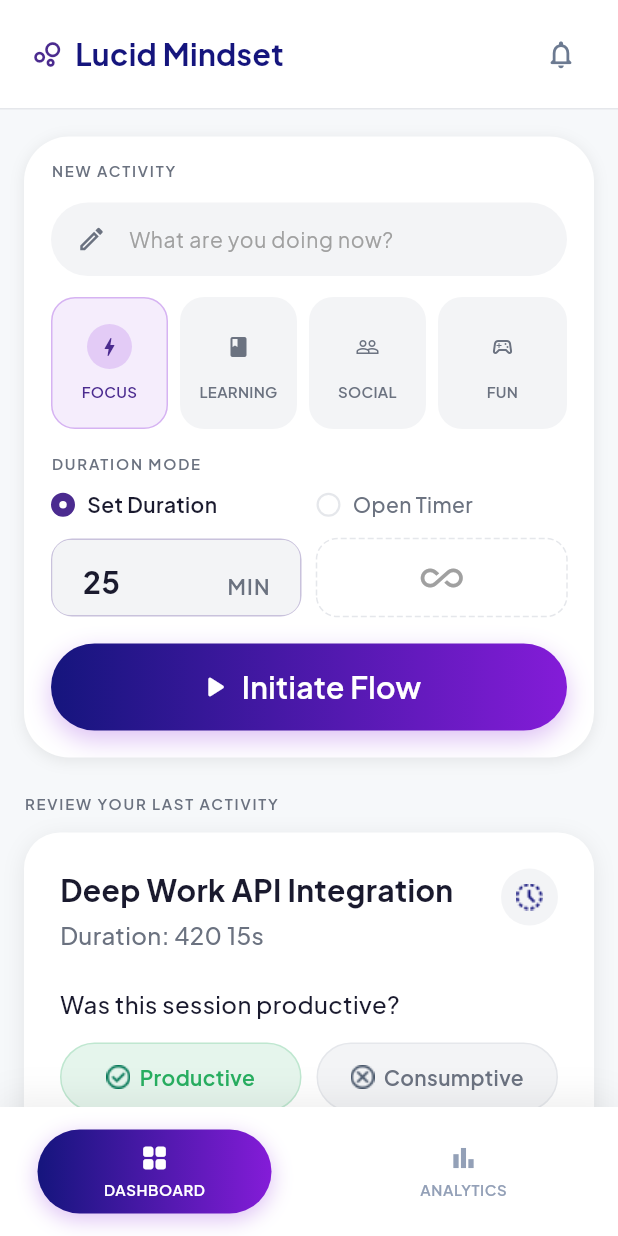
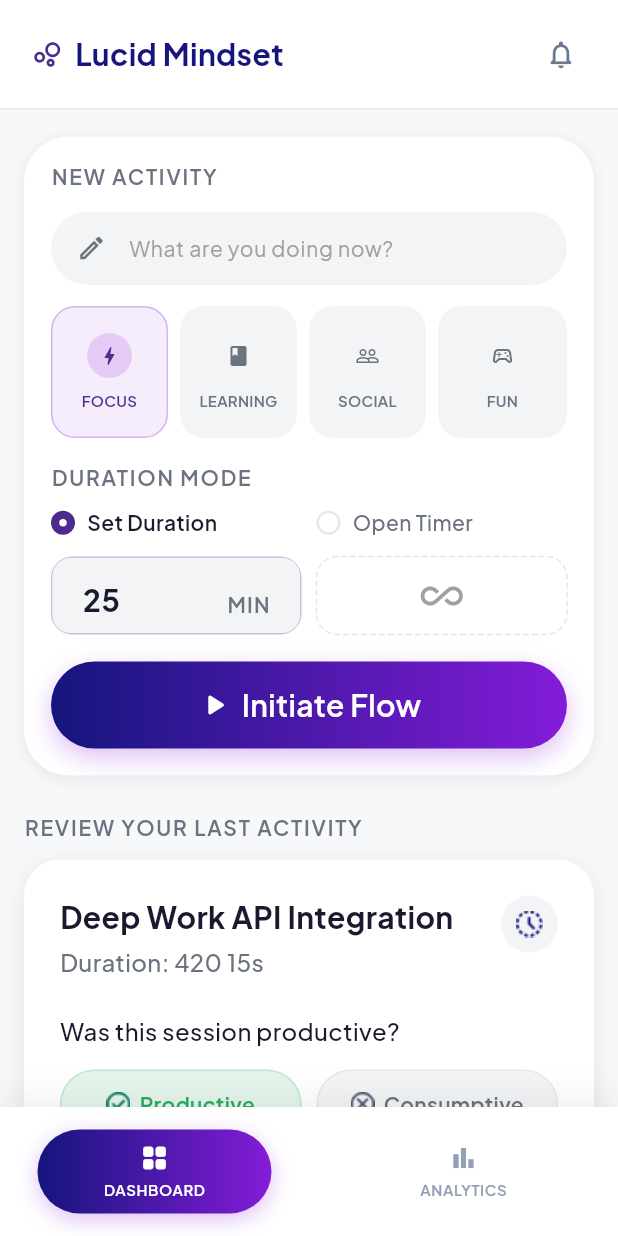
Before and after one commit to lucid-state-project/lucid-state-app, a Flutter app: the screen it shows after launch, after a tap on "Sign In", after a tap on "Continue with Guest", on a phone screen of 412 x 824 dp. Run offline on Flutter 3.47's test engine with Material 3 defaults, Android fonts, the phone set to English and light mode, and no system bars; our stand-ins replace go_router.

Commit message:
feat: clean code

````diff
--- /dev/null
+++ b/lib/core/constants/app_spacing.dart
@@ -0,0 +1,45 @@
+import 'package:flutter/material.dart';
+
+/// Centralized spacing and radius constants for the application.
+///
+/// Used throughout the app for consistent padding, margins, and border radius.
+class AppSpacing {
+  const AppSpacing._();
+
+  // Spacing values
+  static const double xs = 4.0;
+  static const double sm = 8.0;
+  static const double md = 12.0;
+  static const double lg = 16.0;
+  static const double xl = 24.0;
+  static const double xxl = 32.0;
+
+  // Border radius values
+  static const double radiusSm = 8.0;
+  static const double radiusMd = 12.0;
+  static const double radiusLg = 16.0;
+  static const double radiusXl = 24.0;
+  static const double radiusXxl = 32.0;
+
+  // Common edge insets
+  static const EdgeInsets paddingXs = EdgeInsets.all(xs);
+  static const EdgeInsets paddingSm = EdgeInsets.all(sm);
+  static const EdgeInsets paddingMd = EdgeInsets.all(md);
+  static const EdgeInsets paddingLg = EdgeInsets.all(lg);
+  static const EdgeInsets paddingXl = EdgeInsets.all(xl);
+  static const EdgeInsets paddingXxl = EdgeInsets.all(xxl);
+
+  // Horizontal padding
+  static const EdgeInsets paddingHorizontalSm = EdgeInsets.symmetric(horizontal: sm);
+  static const EdgeInsets paddingHorizontalMd = EdgeInsets.symmetric(horizontal: md);
+  static const EdgeInsets paddingHorizontalLg = EdgeInsets.symmetric(horizontal: lg);
+  static const EdgeInsets paddingHorizontalXl = EdgeInsets.symmetric(horizontal: xl);
+  static const EdgeInsets paddingHorizontalXxl = EdgeInsets.symmetric(horizontal: xxl);
+
+  // Vertical padding
+  static const EdgeInsets paddingVerticalSm = EdgeInsets.symmetric(vertical: sm);
+  static const EdgeInsets paddingVerticalMd = EdgeInsets.symmetric(vertical: md);
+  static const EdgeInsets paddingVerticalLg = EdgeInsets.symmetric(vertical: lg);
+  static const EdgeInsets paddingVerticalXl = EdgeInsets.symmetric(vertical: xl);
+  static const EdgeInsets paddingVerticalXxl = EdgeInsets.symmetric(vertical: xxl);
+}
--- a/lib/core/services/timer_service.dart
+++ b/lib/core/services/timer_service.dart
@@ -1,45 +1,77 @@
 import 'dart:async';
 import 'package:flutter/foundation.dart';
 
+/// Service managing timer functionality for activity tracking.
+///
+/// Provides methods to start, pause, stop, and adjust timers. Supports both
+/// count-up mode (open-ended tracking) and countdown mode (fixed duration).
+/// Manages visibility of the timer overlay widget.
+///
+/// This service extends [ChangeNotifier], making it compatible with the
+/// Provider state management package for reactive UI updates.
+///
+/// Example usage:
+/// ```dart
+/// final timerService = context.read<TimerService>();
+/// timerService.startTimer(
+///   activityName: 'Meditation',
+///   durationMinutes: 10,
+///   isSetDuration: true,
+/// );
+/// ```
 class TimerService extends ChangeNotifier {
-  // Timer state
+  // Timer state variables
   bool _isRunning = false;
   bool _isPaused = false;
   int _elapsedSeconds = 0;
   int _totalDurationSeconds = 0; // 0 = count-up, >0 = countdown
   String _currentActivityName = '';
   bool _isSetDuration = true;
-  bool _isOverlayVisible = true; // New: track overlay visibility
+  bool _isOverlayVisible = true; // Tracks overlay visibility
 
   // Timer reference
   Timer? _sessionTimer;
 
+  // ============================================================================
   // Getters
+  // ============================================================================
+
+  /// Whether the timer is currently running.
   bool get isRunning => _isRunning;
+
+  /// Whether the timer is paused.
   bool get isPaused => _isPaused;
+
+  /// Number of seconds elapsed since timer started.
   int get elapsedSeconds => _elapsedSeconds;
+
+  /// Total duration in seconds (0 for count-up mode).
   int get totalDurationSeconds => _totalDurationSeconds;
+
+  /// Name of the current activity being tracked.
   String get currentActivityName => _currentActivityName;
+
+  /// Whether timer is in set-duration countdown mode.
   bool get isSetDuration => _isSetDuration;
+
+  /// Whether the timer overlay is currently visible.
   bool get isOverlayVisible => _isOverlayVisible;
 
-  // Display time
-  String getDisplayDuration() {
-    if (_isSetDuration && _totalDurationSeconds > 0) {
-      // Countdown timer
-      final remaining = _totalDurationSeconds - _elapsedSeconds;
-      final minutes = remaining ~/ 60;
-      final secs = remaining % 60;
-      return '${minutes}m ${secs}s';
-    } else {
-      // Count-up timer
-      final minutes = _elapsedSeconds ~/ 60;
-      final secs = _elapsedSeconds % 60;
-      return '${minutes}m ${secs}s';
-    }
-  }
+  // ============================================================================
+  // Public Methods
+  // ============================================================================
 
-  // Start timer
+  /// Starts a new timer session.
+  ///
+  /// Initializes timer with given [activityName] and mode settings.
+  /// Cancels any existing timer before starting a new one.
+  ///
+  /// Parameters:
+  ///   - [activityName]: Name of the activity being tracked
+  ///   - [durationMinutes]: Duration in minutes (for set-duration mode)
+  ///   - [isSetDuration]: If true, timer counts down; if false, counts up
+  ///
+  /// Throws: No exceptions. Silently returns if timer already running.
   void startTimer({
     required String activityName,
     required int durationMinutes,
@@ -74,14 +106,20 @@ class TimerService extends ChangeNotifier {
     notifyListeners();
   }
 
-  // Pause timer
+  /// Pauses or resumes the timer.
+  ///
+  /// Toggles between paused and running states. Has no effect if timer
+  /// is not currently running.
   void pauseTimer() {
     if (!_isRunning) return;
     _isPaused = !_isPaused;
     notifyListeners();
   }
 
-  // Stop timer
+  /// Stops the timer and resets all state.
+  ///
+  /// Cancels the internal timer, resets elapsed time, clears activity name,
+  /// and resets all state flags to their initial values.
   void stopTimer() {
     _sessionTimer?.cancel();
     _isRunning = false;
@@ -92,7 +130,15 @@ class TimerService extends ChangeNotifier {
     notifyListeners();
   }
 
-  // Adjust duration
+  /// Adjusts the duration of a set-duration timer.
+  ///
+  /// Adds [minutesDelta] minutes to the total duration. Only works if
+  /// timer is running. Enforces a minimum duration of 60 seconds.
+  ///
+  /// Parameters:
+  ///   - [minutesDelta]: Minutes to add (can be negative for reduction)
+  ///
+  /// Returns nothing but triggers [notifyListeners] on successful adjustment.
   void adjustDuration(int minutesDelta) {
     if (!_isRunning) return;
     _totalDurationSeconds += (minutesDelta * 60);
@@ -102,23 +148,56 @@ class TimerService extends ChangeNotifier {
     notifyListeners();
   }
 
-  // Toggle overlay visibility
+  /// Toggles the visibility of the timer overlay widget.
+  ///
+  /// Useful for temporarily hiding the floating timer UI without stopping
+  /// the timer itself. Triggers [notifyListeners] to rebuild dependent widgets.
   void toggleOverlayVisibility() {
     _isOverlayVisible = !_isOverlayVisible;
     notifyListeners();
   }
 
-  // Show overlay
+  /// Shows the timer overlay widget.
+  ///
+  /// Makes the floating timer UI visible. No-op if already visible.
   void showOverlay() {
     _isOverlayVisible = true;
     notifyListeners();
   }
 
-  // Hide overlay
+  /// Hides the timer overlay widget.
+  ///
+  /// Makes the floating timer UI invisible. No-op if already hidden.
+  /// Does NOT stop the timer; the timer continues running in the background.
   void hideOverlay() {
     _isOverlayVisible = false;
     notifyListeners();
   }
+
+  /// Returns formatted display string for the timer.
+  ///
+  /// In countdown mode: displays remaining time as "XmYs"
+  /// In count-up mode: displays elapsed time as "XmYs"
+  ///
+  /// Returns a string like "5m 30s" or "0m 45s"
+  String getDisplayDuration() {
+    if (_isSetDuration && _totalDurationSeconds > 0) {
+      // Countdown timer
+      final remaining = _totalDurationSeconds - _elapsedSeconds;
+      final minutes = remaining ~/ 60;
+      final secs = remaining % 60;
+      return '${minutes}m ${secs}s';
+    } else {
+      // Count-up timer
+      final minutes = _elapsedSeconds ~/ 60;
+      final secs = _elapsedSeconds % 60;
+      return '${minutes}m ${secs}s';
+    }
+  }
+
+  // ============================================================================
+  // Lifecycle
+  // ============================================================================
 
   @override
   void dispose() {
--- a/lib/core/widgets/buttons/category_button.dart
+++ b/lib/core/widgets/buttons/category_button.dart
@@ -1,6 +1,7 @@
 import 'package:flutter/material.dart';
 import 'package:lucid_state_app/app/theme/app_colors.dart';
 import 'package:lucid_state_app/app/theme/app_text_styles.dart';
+import 'package:lucid_state_app/core/constants/app_spacing.dart';
 
 /// A compact icon + label button used in the "NEW ACTIVITY" section to choose
 /// an activity category (FOCUS, LEARNING, SOCIAL, FUN, etc.).
@@ -38,12 +39,15 @@ class CategoryButton extends StatelessWidget {
       child: AnimatedContainer(
         duration: const Duration(milliseconds: 200),
         height: 88,
-        padding: const EdgeInsets.symmetric(horizontal: 8, vertical: 10),
+        padding: EdgeInsets.symmetric(
+          horizontal: AppSpacing.sm,
+          vertical: AppSpacing.sm + 2,
+        ),
         decoration: BoxDecoration(
           color: isSelected
               ? AppColors.primaryLight.withOpacity(0.08)
               : AppColors.surfaceVariant,
-          borderRadius: BorderRadius.circular(16),
+          borderRadius: BorderRadius.circular(AppSpacing.radiusLg),
           border: Border.all(
             color: isSelected
                 ? AppColors.primaryLight.withOpacity(0.28)
@@ -69,7 +73,7 @@ class CategoryButton extends StatelessWidget {
                 color: isSelected ? AppColors.primary : AppColors.textSecondary,
               ),
             ),
-            const SizedBox(height: 8),
+            SizedBox(height: AppSpacing.sm),
             Text(
               label,
               style: AppTextStyles.labelSmall.copyWith(
--- a/lib/core/widgets/buttons/primary_button.dart
+++ b/lib/core/widgets/buttons/primary_button.dart
@@ -1,23 +1,49 @@
 import 'package:flutter/material.dart';
 import 'package:lucid_state_app/app/theme/app_colors.dart';
+import 'package:lucid_state_app/core/constants/app_spacing.dart';
 
+/// Primary action button with gradient background.
+///
+/// Features a gradient from dark blue to purple with support for
+/// loading state display.
+///
+/// Example:
+/// ```dart
+/// PrimaryButton(
+///   text: 'Sign In',
+///   onPressed: _handleSignIn,
+///   isLoading: _isLoading,
+/// )
+/// ```
 class PrimaryButton extends StatelessWidget {
-  final String text;
-  final VoidCallback onPressed;
-  final bool isLoading;
-  final double? width;
-  final double height;
-  final double borderRadius;
-
+  /// Creates a primary button.
   const PrimaryButton({
-    Key? key,
+    super.key,
     required this.text,
     required this.onPressed,
     this.isLoading = false,
     this.width,
     this.height = 56,
-    this.borderRadius = 30,
-  }) : super(key: key);
+    this.borderRadius = AppSpacing.radiusXl,
+  });
+
+  /// Button label text.
+  final String text;
+
+  /// Callback when button is tapped.
+  final VoidCallback onPressed;
+
+  /// Whether the button is in loading state. Shows spinner instead of text.
+  final bool isLoading;
+
+  /// Button width. Defaults to [double.infinity] if not specified.
+  final double? width;
+
+  /// Button height. Defaults to 56.
+  final double height;
+
+  /// Corner radius. Defaults to [AppSpacing.radiusXl].
+  final double borderRadius;
 
   @override
   Widget build(BuildContext context) {
@@ -27,8 +53,8 @@ class PrimaryButton extends StatelessWidget {
       decoration: BoxDecoration(
         gradient: LinearGradient(
           colors: [
-        Color(AppColors.primaryDark.value), // biru tua
-        Color(AppColors.primaryLight.value), // ungu
+            Color(AppColors.primaryDark.value), // Dark blue
+            Color(AppColors.primaryLight.value), // Purple
           ],
           begin: Alignment.centerLeft,
           end: Alignment.centerRight,
--- a/lib/core/widgets/buttons/secondary_button.dart
+++ b/lib/core/widgets/buttons/secondary_button.dart
@@ -1,20 +1,32 @@
 import 'package:flutter/material.dart';
 import 'package:lucid_state_app/app/theme/app_colors.dart';
 import 'package:lucid_state_app/app/theme/app_text_styles.dart';
+import 'package:lucid_state_app/core/constants/app_spacing.dart';
 
-/// A secondary (outlined / white background) button.
+/// A versatile secondary button with optional icon support.
 ///
-/// Used for alternative actions such as "Continue with Google".
-/// Optionally displays a leading icon (e.g., a social logo).
+/// Renders an outlined button with customizable styling. Can display
+/// a leading widget (icon or image) and supports both social and
+/// regular secondary actions.
+///
+/// Example:
+/// ```dart
+/// SecondaryButton(
+///   text: 'Continue with Google',
+///   onPressed: _handleGoogleSignIn,
+///   icon: Image.asset('assets/icons/google.png'),
+/// )
+/// ```
 class SecondaryButton extends StatelessWidget {
   const SecondaryButton({
     super.key,
     required this.text,
     required this.onPressed,
     this.icon,
+    this.iconAsset,
     this.width = double.infinity,
     this.height = 52.0,
-    this.borderRadius = 24.0,
+    this.borderRadius = AppSpacing.radiusXl,
     this.backgroundColor = AppColors.surface,
     this.foregroundColor = AppColors.textPrimary,
     this.borderColor = AppColors.divider,
@@ -31,32 +43,47 @@ class SecondaryButton extends StatelessWidget {
   /// Optional leading widget (e.g., an [Image] or [Icon]).
   final Widget? icon;
 
+  /// Optional path to image asset (e.g., for social logos).
+  /// Ignored if [icon] is provided.
+  final String? iconAsset;
+
   /// Width of the button. Defaults to [double.infinity] (full width).
   final double width;
 
-  /// Height of the button.
+  /// Height of the button. Defaults to 52.0.
   final double height;
 
-  /// Corner radius of the button.
+  /// Corner radius of the button. Defaults to [AppSpacing.radiusXl].
   final double borderRadius;
 
-  /// Button background color.
+  /// Button background color. Defaults to [AppColors.surface].
   final Color backgroundColor;
 
-  /// Button foreground (text/icon) color.
+  /// Button foreground (text/icon) color. Defaults to [AppColors.textPrimary].
   final Color foregroundColor;
 
-  /// Border color.
+  /// Border color. Defaults to [AppColors.divider].
   final Color borderColor;
 
-  /// Border stroke width.
+  /// Border stroke width. Defaults to 1.5.
   final double borderWidth;
 
   /// Override the default button label text style.
   final TextStyle? textStyle;
 
+  /// Builds the leading icon widget.
+  Widget? _buildIcon() {
+    if (icon != null) return icon;
+    if (iconAsset != null) {
+      return Image.asset(iconAsset!, width: 24, height: 24);
+    }
+    return null;
+  }
+
   @override
   Widget build(BuildContext context) {
+    final leadingIcon = _buildIcon();
+
     return SizedBox(
       width: width,
       height: height,
@@ -70,21 +97,21 @@ class SecondaryButton extends StatelessWidget {
           shape: RoundedRectangleBorder(
             borderRadius: BorderRadius.circular(borderRadius),
           ),
-          padding: const EdgeInsets.symmetric(horizontal: 20),
+          padding: AppSpacing.paddingHorizontalLg,
         ),
         child: Row(
           mainAxisAlignment: MainAxisAlignment.center,
           children: [
-            if (icon != null) ...[
-              icon!,
-              const SizedBox(width: 10),
+            if (leadingIcon != null) ...[
+              leadingIcon,
+              const SizedBox(width: AppSpacing.md),
             ],
             Text(
-  text,
-  style: textStyle ?? AppTextStyles.button.copyWith(
-    color: foregroundColor,
-  ),
-),
+              text,
+              style: textStyle ?? AppTextStyles.button.copyWith(
+                color: foregroundColor,
+              ),
+            ),
           ],
         ),
       ),
--- a/lib/core/widgets/buttons/text_button_link.dart
+++ b/lib/core/widgets/buttons/text_button_link.dart
@@ -1,11 +1,22 @@
 import 'package:flutter/material.dart';
 import 'package:lucid_state_app/app/theme/app_colors.dart';
 import 'package:lucid_state_app/app/theme/app_text_styles.dart';
+import 'package:lucid_state_app/core/constants/app_spacing.dart';
 
 /// An inline text button used for navigational links.
 ///
-/// Examples: "Forgot?", "Sign Up", "Sign In"
+/// Useful for actions like "Forgot?", "Sign Up", "Sign In", and other
+/// text-based navigation elements. Minimal padding and tap target size.
+///
+/// Example:
+/// ```dart
+/// TextButtonLink(
+///   text: 'Forgot Password?',
+///   onPressed: _handleForgotPassword,
+/// )
+/// ```
 class TextButtonLink extends StatelessWidget {
+  /// Creates a text link button.
   const TextButtonLink({
     super.key,
     required this.text,
@@ -17,7 +28,7 @@ class TextButtonLink extends StatelessWidget {
   /// Button label text.
   final String text;
 
-  /// Callback when tapped.
+  /// Callback when tapped. Set to null to disable the button.
   final VoidCallback? onPressed;
 
   /// Text color. Defaults to [AppColors.primary].
@@ -31,7 +42,10 @@ class TextButtonLink extends StatelessWidget {
     return TextButton(
       onPressed: onPressed,
       style: TextButton.styleFrom(
-        padding: const EdgeInsets.symmetric(horizontal: 4, vertical: 2),
+        padding: EdgeInsets.symmetric(
+          horizontal: AppSpacing.xs,
+          vertical: AppSpacing.xs / 2,
+        ),
         minimumSize: Size.zero,
         tapTargetSize: MaterialTapTargetSize.shrinkWrap,
       ),
--- a/lib/core/widgets/cards/app_card.dart
+++ b/lib/core/widgets/cards/app_card.dart
@@ -1,5 +1,6 @@
 import 'package:flutter/material.dart';
 import 'package:lucid_state_app/app/theme/app_colors.dart';
+import 'package:lucid_state_app/core/constants/app_spacing.dart';
 
 /// A generic rounded card container.
 ///
@@ -13,11 +14,12 @@ import 'package:lucid_state_app/app/theme/app_colors.dart';
 /// )
 /// ```
 class AppCard extends StatelessWidget {
+  /// Creates a custom card.
   const AppCard({
     super.key,
     required this.child,
     this.padding = const EdgeInsets.all(20),
-    this.borderRadius = 16.0,
+    this.borderRadius = AppSpacing.radiusLg,
     this.color = AppColors.surface,
     this.elevation = 4.0,
     this.shadowColor,
@@ -30,19 +32,19 @@ class AppCard extends StatelessWidget {
   /// The widget placed inside the card.
   final Widget child;
 
-  /// Inner padding around [child].
+  /// Inner padding around [child]. Defaults to 20 all sides.
   final EdgeInsetsGeometry padding;
 
-  /// Corner radius.
+  /// Corner radius. Defaults to [AppSpacing.radiusLg].
   final double borderRadius;
 
-  /// Card background color.
+  /// Card background color. Defaults to [AppColors.surface].
   final Color color;
 
-  /// Shadow elevation (Material shadow depth).
+  /// Shadow elevation (Material shadow depth). Defaults to 4.0.
   final double elevation;
 
-  /// Shadow color override. Defaults to a subtle black shadow.
+  /// Shadow color override. Defaults to subtle black shadow.
   final Color? shadowColor;
 
   /// Optional explicit border.
--- a/lib/features/dashboard/presentation/pages/dashboard_page.dart
+++ b/lib/features/dashboard/presentation/pages/dashboard_page.dart
@@ -359,6 +359,8 @@ class _DashboardPageState extends State<DashboardPage> {
       style: AppTextStyles.labelSmall.copyWith(
         color: AppColors.textSecondary,
         letterSpacing: 1.2,
+        fontSize: 14,
+        fontWeight: FontWeight.w600,
       ),
     );
   }
````
Also changed, not shown: analysis_options.yaml (+91 -2 lines), lib/core/utils/navigation_mixin.dart (added, +79 -0 lines), lib/core/utils/validators.dart (added, +68 -0 lines), lib/core/widgets/buttons/social_button.dart (+15 -45 lines). Lines whose indentation alone changed are shown as unchanged.
